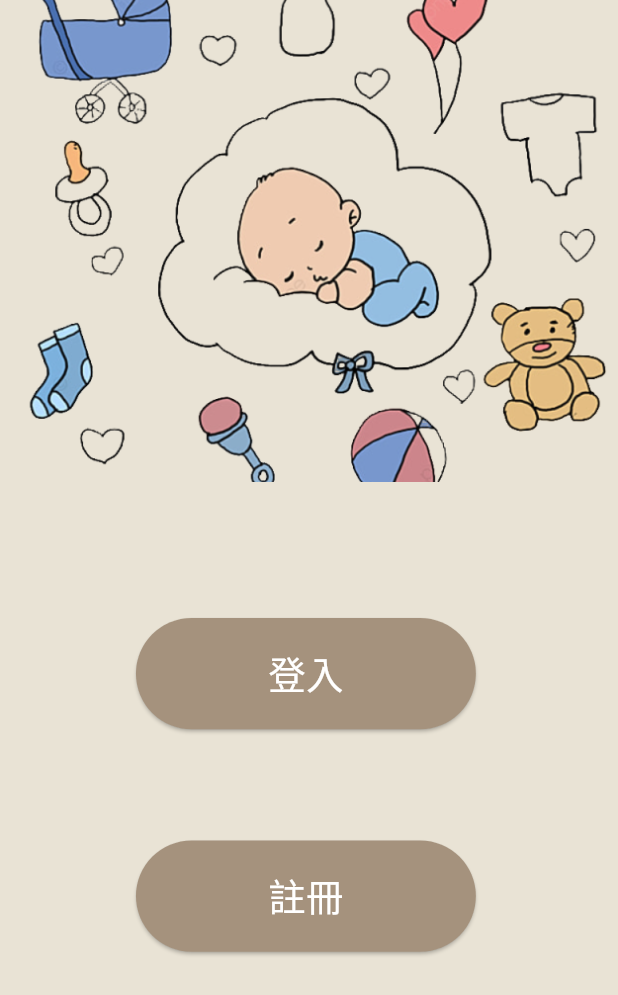
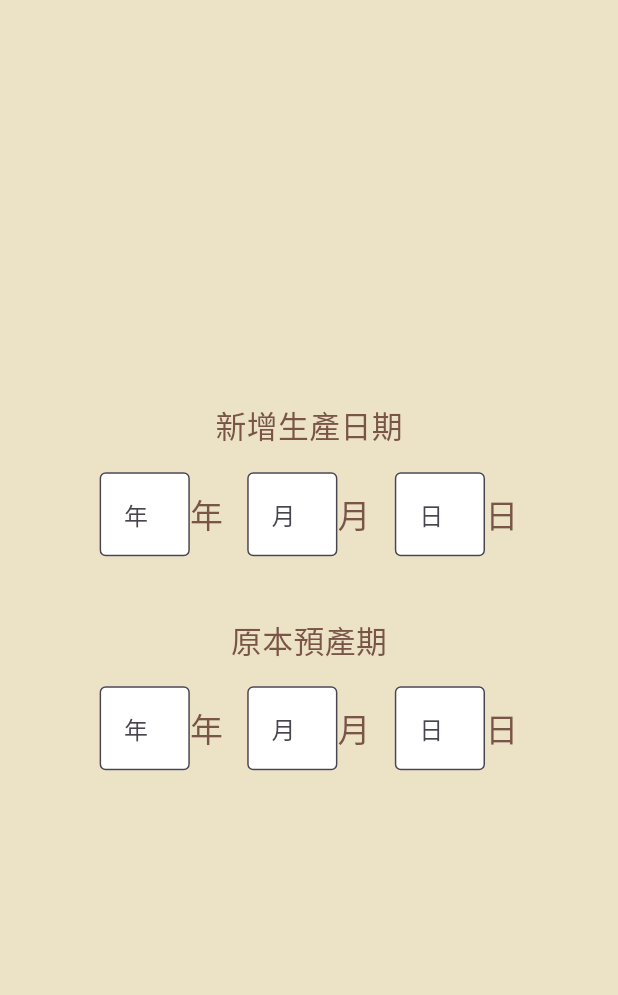
Before and after one commit to 411631277/project, a Flutter app: the screen it shows after launch, on a phone screen of 412 x 824 dp. Shown: the top 995 px of the screen. Run offline on Flutter 3.47's test engine with Material 3 defaults, Android fonts, the phone set to English and light mode, and no system bars; our stand-ins replace cloud_firestore, firebase_core, firebase_storage, image_picker, logger, pedometer and 3 more; accounts and stored records are empty; Roboto replaces fonts that are missing (Inter).

Commit message:
新增預產期

```diff
--- /dev/null
+++ b/lib/first_question/pregnancydate.dart
@@ -0,0 +1,170 @@
+import 'package:flutter/material.dart';
+import 'package:flutter/services.dart';
+import 'package:cloud_firestore/cloud_firestore.dart';
+import 'package:logger/logger.dart';
+import 'dart:convert';
+import 'package:http/http.dart' as http;
+
+final Logger logger = Logger();
+
+class PregnancyDate extends StatefulWidget {
+  final String userId;
+  const PregnancyDate({super.key, required this.userId});
+
+  @override
+  PregnancyDateState createState() => PregnancyDateState();
+}
+
+class PregnancyDateState extends State<PregnancyDate> {
+  TextEditingController newYearController = TextEditingController();
+  TextEditingController newMonthController = TextEditingController();
+  TextEditingController newDayController = TextEditingController();
+
+  TextEditingController originalYearController = TextEditingController();
+  TextEditingController originalMonthController = TextEditingController();
+  TextEditingController originalDayController = TextEditingController();
+
+  bool get isFormComplete =>
+      newYearController.text.isNotEmpty &&
+      newMonthController.text.isNotEmpty &&
+      newDayController.text.isNotEmpty &&
+      originalYearController.text.isNotEmpty &&
+      originalMonthController.text.isNotEmpty &&
+      originalDayController.text.isNotEmpty;
+
+  @override
+  Widget build(BuildContext context) {
+    final screenWidth = MediaQuery.of(context).size.width;
+    final screenHeight = MediaQuery.of(context).size.height;
+
+    return PopScope(
+      canPop: false,
+      child: Scaffold(
+        backgroundColor: const Color(0xFFECE2C6),
+        body: Center(
+          child: Column(
+            mainAxisAlignment: MainAxisAlignment.center,
+            children: [
+              Text('新增生產日期',
+                  style: TextStyle(
+                      fontSize: screenWidth * 0.05, color: Colors.brown)),
+              SizedBox(height: screenHeight * 0.02),
+              Row(
+                mainAxisAlignment: MainAxisAlignment.center,
+                children: [
+                  _buildNumberField(newYearController, '年', screenWidth, 3),
+                  _buildNumberField(newMonthController, '月', screenWidth, 2),
+                  _buildNumberField(newDayController, '日', screenWidth, 2),
+                ],
+              ),
+              SizedBox(height: screenHeight * 0.05),
+              Text('原本預產期',
+                  style: TextStyle(
+                      fontSize: screenWidth * 0.05, color: Colors.brown)),
+              SizedBox(height: screenHeight * 0.02),
+              Row(
+                mainAxisAlignment: MainAxisAlignment.center,
+                children: [
+                  _buildNumberField(
+                      originalYearController, '年', screenWidth, 3),
+                  _buildNumberField(
+                      originalMonthController, '月', screenWidth, 2),
+                  _buildNumberField(originalDayController, '日', screenWidth, 2),
+                ],
+              ),
+              SizedBox(height: screenHeight * 0.05),
+              if (isFormComplete)
+                ElevatedButton(
+                  onPressed: () async {
+                    await _sendWeekDataToFirebase();
+                    await _sendWeekDataToMySQL();
+                    if (!context.mounted) return;
+                    Navigator.pushNamed(context, '/YesyetWidget');
+                  },
+                  style: ElevatedButton.styleFrom(
+                    backgroundColor: Colors.brown,
+                    padding: EdgeInsets.symmetric(horizontal: 30, vertical: 10),
+                  ),
+                  child: Text('下一步',
+                      style: TextStyle(
+                          fontSize: screenWidth * 0.045, color: Colors.white)),
+                ),
+            ],
+          ),
+        ),
+      ),
+    );
+  }
+
+  Widget _buildNumberField(TextEditingController controller, String hint,
+      double screenWidth, int maxLength) {
+    return Container(
+      width: screenWidth * 0.20,
+      margin: const EdgeInsets.symmetric(horizontal: 8),
+      child: Row(
+        children: [
+          Expanded(
+            child: TextField(
+              controller: controller,
+              decoration: InputDecoration(
+                hintText: hint,
+                border: OutlineInputBorder(),
+                filled: true,
+                fillColor: Colors.white,
+              ),
+              keyboardType: TextInputType.number,
+              inputFormatters: [
+                FilteringTextInputFormatter.digitsOnly,
+                LengthLimitingTextInputFormatter(maxLength),
+              ],
+              onChanged: (value) {
+                setState(() {});
+              },
+            ),
+          ),
+          Text(hint, style: TextStyle(color: Colors.brown, fontSize: 22)),
+        ],
+      ),
+    );
+  }
+
+  Future<void> _sendWeekDataToFirebase() async {
+    try {
+      await FirebaseFirestore.instance
+          .collection('users')
+          .doc(widget.userId)
+          .set({
+        "新增生產日期":
+            "${newYearController.text}年${newMonthController.text}月${newDayController.text}日",
+        "原本預產期":
+            "${originalYearController.text}年${originalMonthController.text}月${originalDayController.text}日",
+      }, SetOptions(merge: true));
+      logger.i("✅ Firebase 懷孕資料更新成功");
+    } catch (e) {
+      logger.e("❌ Firebase 更新失敗: $e");
+    }
+  }
+
+  Future<void> _sendWeekDataToMySQL() async {
+    final url = Uri.parse('http://163.13.201.85:3000/user_question');
+    logger.i("📡 正在傳送 MySQL 資料到 $url");
+
+    final response = await http.post(
+      url,
+      headers: {'Content-Type': 'application/json'},
+      body: jsonEncode({
+        'user_id': int.parse(widget.userId),
+        'production_date':
+            "${newYearController.text}-${newMonthController.text}-${newDayController.text}",
+        'original_due_date':
+            "${originalYearController.text}-${originalMonthController.text}-${originalDayController.text}",
+      }),
+    );
+
+    if (response.statusCode == 200) {
+      logger.i("✅ 懷孕資料同步 MySQL 成功");
+    } else {
+      logger.e("❌ 懷孕資料同步 MySQL 失敗: ${response.statusCode} - ${response.body}");
+    }
+  }
+}
--- a/lib/main.dart
+++ b/lib/main.dart
@@ -4,9 +4,11 @@ import 'package:doctor_2/first_question/first_breastfeeding.dart';
 import 'package:doctor_2/first_question/firsttime.dart';
 import 'package:doctor_2/first_question/frequency.dart';
 import 'package:doctor_2/first_question/notyet.dart';
+import 'package:doctor_2/first_question/pregnancydate.dart';
 import 'package:doctor_2/first_question/stop.dart';
 import 'package:doctor_2/first_question/notfirst.dart';
 import 'package:doctor_2/first_question/nowfeeding.dart';
+import 'package:doctor_2/first_question/weekpregnancy.dart';
 import 'package:doctor_2/first_question/yesyet.dart';
 import 'package:doctor_2/home/baby.dart';
 import 'package:doctor_2/home/baby_acc.dart';
@@ -111,7 +113,9 @@ class _MyAppState extends State<MyApp> {
 
       //路由
       routes: {
-        '/': (context) => MainScreenWidget(), // 主畫面
+        '/': (context) => PregnancyDate(
+              userId: '8',
+            ), // 主畫面
         '/IamWidget': (context) => const IamWidget(),
         '/DeleteAccWidget': (context) => const DeleteAccWidget(),
         '/MainScreenWidget': (context) => const MainScreenWidget(),
@@ -186,7 +190,6 @@ return MaterialPageRoute(
               userId: args['userId'],
             ),
           );
-
         }
         if (settings.name == '/DourIntroduce1Page') {
           final args = settings.arguments as Map<String, dynamic>;
@@ -272,6 +275,19 @@ return MaterialPageRoute(
             builder: (context) => YesyetWidget(userId: userId),
           );
         }
+        if (settings.name == '/PregnancyDate') {
+          final userId = settings.arguments as String;
+          return MaterialPageRoute(
+            builder: (context) => PregnancyDate(userId: userId),
+          );
+        }
+        if (settings.name == '/WeekPregnancy') {
+          final userId = settings.arguments as String;
+          return MaterialPageRoute(
+            builder: (context) => WeekPregnancy(userId: userId),
+          );
+        }
+
         if (settings.name == '/StopWidget') {
           final userId = settings.arguments as String;
           return MaterialPageRoute(
@@ -347,7 +363,6 @@ return MaterialPageRoute(
               userId: args['userId'],
             ),
           );
-
         }
         if (settings.name == '/RoommateWidget') {
           final args = settings.arguments as Map<String, dynamic>;
```
Also changed, not shown: lib/first_question/born.dart (+6 -4 lines), lib/first_question/weekpregnancy.dart (added, +193 -0 lines), 4 other files. Lines whose indentation alone changed are shown as unchanged.
